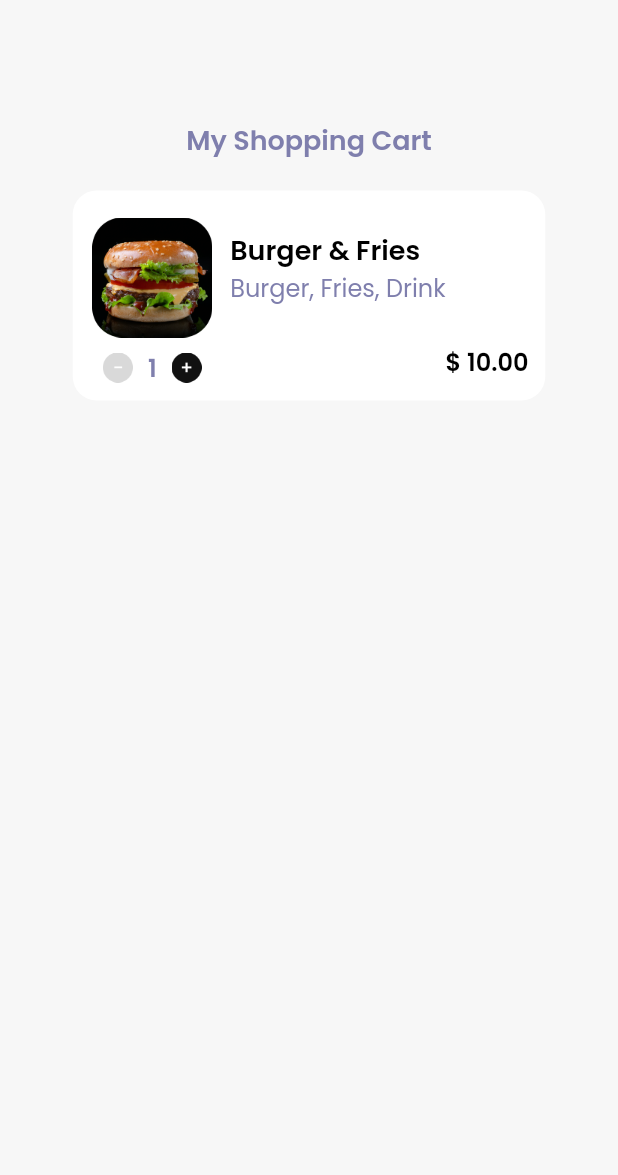
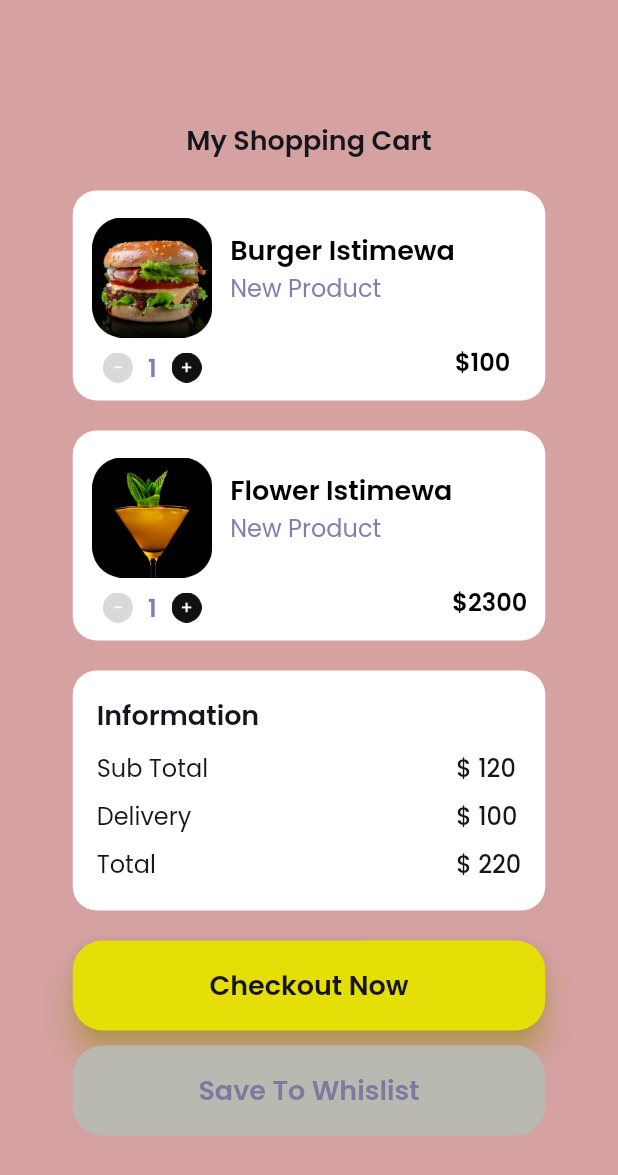
Before and after one commit to syahrizal-alisadikin/Flutter-SevenDays, a Flutter app: the RandomOne screen opened directly, on a phone screen of 412 x 824 dp. Shown: the top 1175 px of the screen. Run offline on Flutter 3.47's test engine with Material 2 defaults, Android fonts, the phone set to English and light mode, and no system bars; our stand-ins replace google_fonts.

Commit message:
finish course flutter

```diff
--- a/lib/main.dart
+++ b/lib/main.dart
@@ -4,6 +4,7 @@ import 'package:weekdays/pages/emty_one.dart';
 import 'package:weekdays/pages/pricing_one.dart';
 import 'package:weekdays/pages/pricing_two.dart';
 import 'package:weekdays/pages/random_one.dart';
+import 'package:weekdays/pages/random_two.dart';
 import 'package:weekdays/pages/rating_one.dart';
 import 'package:weekdays/pages/rating_two.dart';
 import 'package:weekdays/pages/sign_one.dart';
@@ -22,7 +23,7 @@ class SevenDays extends StatelessWidget {
   Widget build(BuildContext context) {
     return const MaterialApp(
       debugShowCheckedModeBanner: false,
-      home: RandomOne(),
+      home: RandomTwo(),
     );
   }
 }
--- /dev/null
+++ b/lib/pages/cart_list.dart
@@ -0,0 +1,107 @@
+import 'package:flutter/material.dart';
+import 'package:google_fonts/google_fonts.dart';
+
+class CartList extends StatelessWidget {
+  // const CartList({Key? key}) : super(key: key);
+  String ImageUrl;
+  String IconMin;
+  String IconPlus;
+  String Count;
+  String Title;
+  String SubStitle;
+  String Price;
+
+  CartList({
+    required this.ImageUrl,
+    required this.IconMin,
+    required this.IconPlus,
+    required this.Count,
+    required this.Title,
+    required this.SubStitle,
+    required this.Price,
+  });
+  @override
+  Widget build(BuildContext context) {
+    return Container(
+      width: 315,
+      height: 140,
+      decoration: BoxDecoration(
+        color: Color(0xfffffffff),
+        borderRadius: BorderRadius.circular(16),
+      ),
+      child: Padding(
+        padding: const EdgeInsets.only(
+          top: 18.0,
+          left: 13,
+        ),
+        child: Row(
+          children: [
+            Column(
+              children: [
+                Image.asset(
+                  ImageUrl,
+                  width: 80,
+                ),
+                SizedBox(height: 8),
+                Row(
+                  children: [
+                    Image.asset(
+                      IconMin,
+                      width: 20,
+                    ),
+                    SizedBox(width: 10),
+                    Text(
+                      Count,
+                      style: GoogleFonts.poppins(
+                        color: Color(0xff7F7FAD),
+                        fontSize: 16,
+                        fontWeight: FontWeight.w600,
+                      ),
+                    ),
+                    SizedBox(width: 10),
+                    Image.asset(
+                      IconPlus,
+                      width: 20,
+                    ),
+                  ],
+                ),
+              ],
+            ),
+            SizedBox(width: 12),
+            Padding(
+              padding: const EdgeInsets.only(top: 8.0),
+              child: Column(
+                crossAxisAlignment: CrossAxisAlignment.start,
+                children: [
+                  Text(Title,
+                      style: GoogleFonts.poppins(
+                        color: Color(0xff000000),
+                        fontSize: 18,
+                        fontWeight: FontWeight.w600,
+                      )),
+                  Text(SubStitle,
+                      style: GoogleFonts.poppins(
+                        color: Color(0xff7F7FAD),
+                        fontSize: 16,
+                        fontWeight: FontWeight.w400,
+                      )),
+                ],
+              ),
+            ),
+            Padding(
+              padding: const EdgeInsets.only(top: 70.0, right: 10),
+              child: Text(
+                Price,
+                style: GoogleFonts.poppins(
+                  color: Color(0xff000000),
+                  fontSize: 16,
+                  fontWeight: FontWeight.w600,
+                ),
+              ),
+            ),
+          ],
+        ),
+      ),
+    );
+  }
+}
--- a/lib/pages/random_one.dart
+++ b/lib/pages/random_one.dart
@@ -1,12 +1,13 @@
 import 'package:flutter/material.dart';
 import 'package:google_fonts/google_fonts.dart';
+import 'package:weekdays/pages/cart_list.dart';
 
 class RandomOne extends StatelessWidget {
   const RandomOne({Key? key}) : super(key: key);
   @override
   Widget build(BuildContext context) {
     return Scaffold(
-      backgroundColor: Color(0xffF7F7F7),
+      backgroundColor: Color.fromARGB(255, 213, 161, 161),
       body: Padding(
         padding: const EdgeInsets.only(top: 80.0, left: 30, right: 30),
         child: Column(
@@ -14,93 +15,167 @@ class RandomOne extends StatelessWidget {
             Center(
               child: Text("My Shopping Cart",
                   style: GoogleFonts.poppins(
-                    color: Color(0xff7F7FAD),
+                    color: Color.fromARGB(255, 21, 21, 30),
                     fontSize: 18,
                     fontWeight: FontWeight.w600,
                   )),
             ),
             SizedBox(height: 20),
+            CartList(
+              ImageUrl: "assets/burger.png",
+              IconMin: "assets/min_icon.png",
+              IconPlus: "assets/plus_icon.png",
+              Count: "1",
+              Title: "Burger Istimewa",
+              SubStitle: "New Product",
+              Price: "\$100",
+            ),
+            SizedBox(height: 20),
+            CartList(
+              ImageUrl: "assets/flower.png",
+              IconMin: "assets/min_icon.png",
+              IconPlus: "assets/plus_icon.png",
+              Count: "1",
+              Title: "Flower Istimewa",
+              SubStitle: "New Product",
+              Price: "\$2300",
+            ),
+            SizedBox(height: 20),
             Container(
               width: 315,
-              height: 140,
+              height: 160,
               decoration: BoxDecoration(
                 color: Color(0xfffffffff),
                 borderRadius: BorderRadius.circular(16),
               ),
               child: Padding(
-                padding: const EdgeInsets.only(
-                  top: 18.0,
-                  left: 13,
-                ),
-                child: Row(
+                padding: const EdgeInsets.only(top: 16.0, left: 16, right: 16),
+                child: Column(
+                  crossAxisAlignment: CrossAxisAlignment.start,
                   children: [
-                    Column(
-                      children: [
-                        Image.asset(
-                          'assets/burger.png',
-                          width: 80,
-                        ),
-                        SizedBox(height: 8),
-                        Row(
-                          children: [
-                            Image.asset(
-                              'assets/min_icon.png',
-                              width: 20,
-                            ),
-                            SizedBox(width: 10),
                     Text(
-                              '1',
+                      "Information",
                       style: GoogleFonts.poppins(
-                                color: Color(0xff7F7FAD),
-                                fontSize: 16,
+                        color: Color.fromARGB(255, 21, 21, 30),
+                        fontSize: 18,
                         fontWeight: FontWeight.w600,
                       ),
                     ),
-                            SizedBox(width: 10),
-                            Image.asset(
-                              'assets/plus_icon.png',
-                              width: 20,
+                    SizedBox(height: 10),
+                    Row(
+                      mainAxisAlignment: MainAxisAlignment.spaceBetween,
+                      children: [
+                        Column(
+                          crossAxisAlignment: CrossAxisAlignment.start,
+                          children: [
+                            Text(
+                              "Sub Total",
+                              style: GoogleFonts.poppins(
+                                color: Color.fromARGB(255, 21, 21, 30),
+                                fontSize: 16,
+                              ),
+                            ),
+                            SizedBox(height: 8),
+                            Text(
+                              "Delivery",
+                              style: GoogleFonts.poppins(
+                                color: Color.fromARGB(255, 21, 21, 30),
+                                fontSize: 16,
+                              ),
+                            ),
+                            SizedBox(height: 8),
+                            Text(
+                              "Total",
+                              style: GoogleFonts.poppins(
+                                color: Color.fromARGB(255, 21, 21, 30),
+                                fontSize: 16,
+                              ),
                             ),
                           ],
                         ),
-                      ],
-                    ),
-                    SizedBox(width: 12),
-                    Padding(
-                      padding: const EdgeInsets.only(top: 8.0),
-                      child: Column(
+                        Column(
                           crossAxisAlignment: CrossAxisAlignment.start,
                           children: [
-                          Text("Burger & Fries",
+                            Text(
+                              "\$ 120",
                               style: GoogleFonts.poppins(
-                                color: Color(0xff000000),
-                                fontSize: 18,
-                                fontWeight: FontWeight.w600,
-                              )),
-                          Text("Burger, Fries, Drink",
+                                color: Color.fromARGB(255, 21, 21, 30),
+                                fontSize: 16,
+                                fontWeight: FontWeight.w500,
+                              ),
+                            ),
+                            SizedBox(height: 8),
+                            Text(
+                              "\$ 100",
                               style: GoogleFonts.poppins(
-                                color: Color(0xff7F7FAD),
+                                color: Color.fromARGB(255, 21, 21, 30),
                                 fontSize: 16,
-                                fontWeight: FontWeight.w400,
-                              )),
+                                fontWeight: FontWeight.w500,
+                              ),
+                            ),
+                            SizedBox(height: 8),
+                            Text(
+                              "\$ 220",
+                              style: GoogleFonts.poppins(
+                                color: Color.fromARGB(255, 21, 21, 30),
+                                fontSize: 16,
+                                fontWeight: FontWeight.w500,
+                              ),
+                            ),
+                          ],
+                        )
+                      ],
+                    )
                   ],
                 ),
               ),
-                    Padding(
-                      padding: const EdgeInsets.only(top: 70.0, right: 10),
+            ),
+            SizedBox(height: 20),
+            Container(
+              width: 315,
+              height: 60,
+              child: TextButton(
+                style: TextButton.styleFrom(
+                  shadowColor: Color.fromARGB(255, 230, 223, 7),
+                  elevation: 8,
+                  backgroundColor: Color.fromARGB(255, 230, 223, 7),
+                  shape: RoundedRectangleBorder(
+                    borderRadius: BorderRadius.circular(20),
+                  ),
+                ),
+                onPressed: () {},
                 child: Text(
-                        "\$ 10.00",
+                  "Checkout Now",
                   style: GoogleFonts.poppins(
-                          color: Color(0xff000000),
-                          fontSize: 16,
+                    color: Color.fromARGB(255, 21, 21, 30),
+                    fontSize: 18,
                     fontWeight: FontWeight.w600,
                   ),
                 ),
               ),
-                  ],
+            ),
+            SizedBox(height: 10),
+            Container(
+              width: 315,
+              height: 60,
+              child: TextButton(
+                style: TextButton.styleFrom(
+                  backgroundColor: Color.fromARGB(255, 185, 185, 177),
+                  shape: RoundedRectangleBorder(
+                    borderRadius: BorderRadius.circular(20),
+                  ),
+                ),
+                onPressed: () {},
+                child: Text(
+                  "Save To Whislist",
+                  style: GoogleFonts.poppins(
+                    color: Color.fromARGB(255, 123, 123, 160),
+                    fontSize: 18,
+                    fontWeight: FontWeight.w600,
                   ),
                 ),
               ),
+            )
           ],
         ),
       ),
```
Also changed, not shown: lib/pages/random_two.dart (added, +139 -0 lines). Lines whose indentation alone changed are shown as unchanged.
